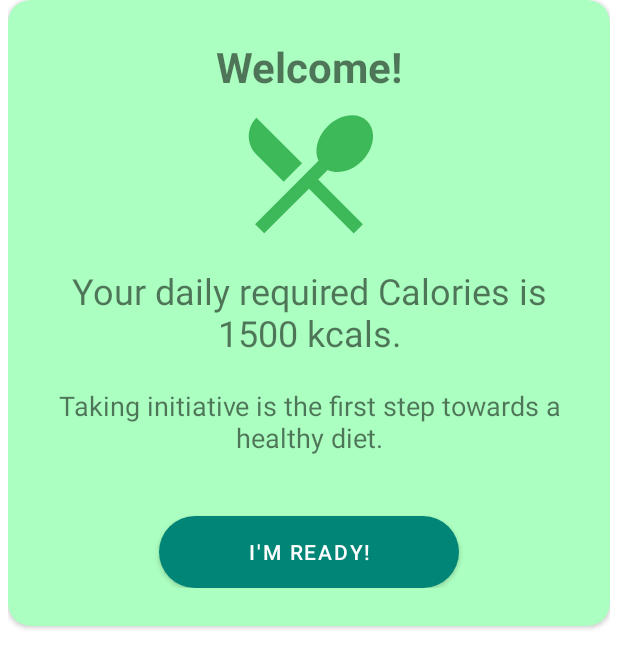
After one commit to kuchekarsonal/getFitApp, an Android app: the layout new_registration_dialog.xml on its own in the app's theme, with its tools: preview values and no code run, on a phone screen of 412 x 824 dp. The commit adds this screen. Shown: the top 668 px of the screen. Run offline under Robolectric (Android 15) with nearby library versions, the phone set to English and light mode, and no system bars.

Commit message:
Better UI New Registration Dialog Box

```diff
--- a/app/src/main/java/com/example/getfit/Diet.java
+++ b/app/src/main/java/com/example/getfit/Diet.java
@@ -5,10 +5,16 @@ import androidx.appcompat.app.AppCompatActivity;
 import androidx.fragment.app.Fragment;
 import androidx.fragment.app.FragmentTransaction;
 
+import android.app.Dialog;
+import android.graphics.Color;
+import android.graphics.drawable.ColorDrawable;
 import android.os.Bundle;
 import android.util.Log;
 import android.view.MenuItem;
+import android.view.View;
+import android.widget.Button;
 import android.widget.FrameLayout;
+import android.widget.TextView;
 import android.widget.Toast;
 
 import com.example.getfit.Fragments.Fragment_Analysis;
@@ -17,6 +23,8 @@ import com.example.getfit.Fragments.Fragment_dietPlan;
 import com.example.getfit.Fragments.Fragment_userProfile;
 import com.example.getfit.Fragments.NewRegistrationDialog;
 import com.google.android.material.bottomnavigation.BottomNavigationView;
+
+import org.w3c.dom.Text;
 
 public class Diet extends AppCompatActivity {
     private BottomNavigationView bottomNavigationView;
@@ -28,7 +36,8 @@ public class Diet extends AppCompatActivity {
     private Fragment_dietPlan fragmentDietPlan;
     private Fragment_Analysis fragmentAnalysis;
     private Fragment_userProfile fragmentUserProfile;
-
+    private TextView caloriesTextView;
+    private Button close;
 
     @Override
     protected void onCreate(Bundle savedInstanceState) {
@@ -90,11 +99,31 @@ public class Diet extends AppCompatActivity {
         if(getIntent().hasExtra("New Registration") && getIntent().hasExtra("Calories")) {
             if (getIntent().getExtras().getBoolean("New Registration")) {
                 //Opening Dialog Box
-                NewRegistrationDialog dialog = new NewRegistrationDialog();
-                Bundle bundle = new Bundle();
-                bundle.putFloat("Calories",getIntent().getExtras().getFloat("Calories"));
-                dialog.setArguments(bundle);
-                dialog.show(getSupportFragmentManager(), "New Registration Dialog");
+//                NewRegistrationDialog dialog = new NewRegistrationDialog();
+//                Bundle bundle = new Bundle();
+//                bundle.putFloat("Calories",getIntent().getExtras().getFloat("Calories"));
+//                dialog.setArguments(bundle);
+//                dialog.show(getSupportFragmentManager(), "New Registration Dialog");
+
+
+                final Dialog newRegDialog = new Dialog(this);
+                newRegDialog.setContentView(R.layout.new_registration_dialog);
+                float calories = getIntent().getExtras().getFloat("Calories");
+                close = newRegDialog.findViewById(R.id.new_reg_dialog_btn);
+                caloriesTextView = newRegDialog.findViewById(R.id.new_reg_calories_value);
+
+                caloriesTextView.setText("Your daily required Calories is "+String.valueOf(calories)+ " kcals.");
+
+                close.setOnClickListener(new View.OnClickListener() {
+                    @Override
+                    public void onClick(View view) {
+                        newRegDialog.dismiss();
+                    }
+                });
+
+                newRegDialog.getWindow().setBackgroundDrawable(new ColorDrawable(Color.TRANSPARENT));
+                newRegDialog.show();
+
 
             }
         }
--- a/app/src/main/java/com/example/getfit/Fragments/Fragment_Home.java
+++ b/app/src/main/java/com/example/getfit/Fragments/Fragment_Home.java
@@ -10,6 +10,7 @@ import android.view.View;
 import android.view.ViewGroup;
 import android.widget.Adapter;
 import android.widget.Button;
+import android.widget.ProgressBar;
 import android.widget.TextView;
 import android.widget.Toast;
 
@@ -54,6 +55,8 @@ public class Fragment_Home extends Fragment {
     private Button addDinnerButton;
 
     private TextView caloriesValue,fatValue, carbsValue, proteinValue;
+
+    private ProgressBar caloriesProgress, fatProgress, carbsProgress, proteinProgress;
 
 
     public Fragment_Home() {
@@ -187,9 +190,9 @@ public class Fragment_Home extends Fragment {
                     List<AddMealItem> addLunchItems = response.body();
 
                     MealAdapter LunchMealAdapter = new MealAdapter(addLunchItems);
-                    recyclerViewBreakfast.setAdapter(LunchMealAdapter);
+                    recyclerViewLunch.setAdapter(LunchMealAdapter);
                     RecyclerView.LayoutManager layoutManagerLunch= new LinearLayoutManager(getActivity());
-                    recyclerViewBreakfast.setLayoutManager(layoutManagerLunch);
+                    recyclerViewLunch.setLayoutManager(layoutManagerLunch);
 
 
                 }
@@ -215,9 +218,9 @@ public class Fragment_Home extends Fragment {
                     List<AddMealItem> addDinnerItems = response.body();
 
                     MealAdapter DinnerMealAdapter = new MealAdapter(addDinnerItems);
-                    recyclerViewBreakfast.setAdapter(DinnerMealAdapter);
+                    recyclerViewDinner.setAdapter(DinnerMealAdapter);
                     RecyclerView.LayoutManager layoutManagerDinner = new LinearLayoutManager(getActivity());
-                    recyclerViewBreakfast.setLayoutManager(layoutManagerDinner);
+                    recyclerViewDinner.setLayoutManager(layoutManagerDinner);
 
 
                 }
--- a/app/src/main/java/com/example/getfit/Retrofit/RetrofitClient.java
+++ b/app/src/main/java/com/example/getfit/Retrofit/RetrofitClient.java
@@ -9,7 +9,7 @@ import retrofit2.converter.scalars.ScalarsConverterFactory;
 
 public class RetrofitClient {
     private static Retrofit instance;
-    private static String BASE_URL = "http://192.168.43.38:3000"; //ip address of our machine
+    private static String BASE_URL = "http://192.168.43.46:3000"; //ip address of our machine
 
     public static Retrofit getInstance(){
         if(instance ==  null)
--- /dev/null
+++ b/app/src/main/res/drawable/button_green_round.xml
@@ -0,0 +1,10 @@
+<?xml version="1.0" encoding="utf-8"?>
+<shape xmlns:android="http://schemas.android.com/apk/res/android"
+    android:shape="rectangle">
+
+    <corners
+        android:radius="50dp"/>
+
+    <solid
+        android:color="@color/colorGreen" />
+</shape>
--- /dev/null
+++ b/app/src/main/res/drawable/ic_local_dining_black.xml
@@ -0,0 +1,9 @@
+<vector xmlns:android="http://schemas.android.com/apk/res/android"
+        android:width="104dp"
+        android:height="104dp"
+        android:viewportWidth="24.0"
+        android:viewportHeight="24.0">
+    <path
+        android:fillColor="@color/colorGreen1"
+        android:pathData="M8.1,13.34l2.83,-2.83L3.91,3.5c-1.56,1.56 -1.56,4.09 0,5.66l4.19,4.18zM14.88,11.53c1.53,0.71 3.68,0.21 5.27,-1.38 1.91,-1.91 2.28,-4.65 0.81,-6.12 -1.46,-1.46 -4.2,-1.1 -6.12,0.81 -1.59,1.59 -2.09,3.74 -1.38,5.27L3.7,19.87l1.41,1.41L12,14.41l6.88,6.88 1.41,-1.41L13.41,13l1.47,-1.47z"/>
+</vector>
--- /dev/null
+++ b/app/src/main/res/layout/new_registration_dialog.xml
@@ -0,0 +1,89 @@
+<?xml version="1.0" encoding="utf-8"?>
+<RelativeLayout xmlns:android="http://schemas.android.com/apk/res/android"
+    android:layout_width="match_parent"
+    android:layout_height="match_parent"
+    xmlns:app="http://schemas.android.com/apk/res-auto"
+    android:layout_marginLeft="5dp"
+    android:layout_marginRight="5dp"
+    android:layout_gravity="center">
+
+    <androidx.cardview.widget.CardView
+        android:layout_width="match_parent"
+        android:layout_height="wrap_content"
+        app:cardCornerRadius="15dp"
+        app:cardBackgroundColor="@color/colorGreenLight"
+        android:layout_alignParentTop="true"
+        android:layout_alignParentLeft="true"
+        android:layout_alignParentStart="true"
+        >
+
+        <LinearLayout
+            android:layout_width="match_parent"
+            android:layout_height="wrap_content"
+            android:orientation="vertical">
+
+            <LinearLayout
+                android:layout_width="match_parent"
+                android:layout_height="wrap_content"
+                android:orientation="vertical"
+                android:layout_marginTop="25dp"
+                android:layout_marginBottom="25dp">
+
+                <TextView
+                    android:layout_width="match_parent"
+                    android:layout_height="wrap_content"
+                    android:layout_marginLeft="20dp"
+                    android:layout_marginRight="20dp"
+                    android:textAlignment="center"
+                    android:textStyle="bold"
+                    android:textSize="28dp"
+                    android:text="Welcome!"/>
+
+                <ImageView
+                    android:layout_width="match_parent"
+                    android:layout_height="wrap_content"
+                    android:layout_marginLeft="20dp"
+                    android:layout_marginRight="20dp"
+                    android:layout_marginBottom="10dp"
+                    android:src="@drawable/ic_local_dining_black"/>
+
+                <TextView
+                    android:id="@+id/new_reg_calories_value"
+                    android:layout_width="match_parent"
+                    android:layout_height="wrap_content"
+                    android:layout_marginLeft="20dp"
+                    android:layout_marginRight="20dp"
+                    android:layout_marginBottom="20dp"
+                    android:textAlignment="center"
+                    android:textSize="24dp"
+                    android:text="Your daily required Calories is 1500 kcals."/>
+
+                <TextView
+                    android:layout_width="match_parent"
+                    android:layout_height="wrap_content"
+                    android:layout_marginLeft="20dp"
+                    android:layout_marginRight="20dp"
+                    android:layout_marginBottom="20dp"
+                    android:textAlignment="center"
+                    android:textSize="18dp"
+                    android:text="Taking initiative is the first step towards a healthy diet."/>
+
+                <Button
+                    android:id="@+id/new_reg_dialog_btn"
+                    android:layout_width="200dp"
+                    android:layout_height="wrap_content"
+                    android:layout_marginTop="20dp"
+                    android:text="I'M READY!"
+                    android:textColor="@color/colorWhite"
+                    android:background="@drawable/button_green_round"
+                    android:layout_gravity="center_horizontal"
+                    />
+
+            </LinearLayout>
+
+        </LinearLayout>
+
+    </androidx.cardview.widget.CardView>
+
+
+</RelativeLayout>
--- a/app/src/main/res/values/colors.xml
+++ b/app/src/main/res/values/colors.xml
@@ -3,5 +3,10 @@
     <color name="colorPrimary">#008577</color>
     <color name="colorPrimaryDark">#00574B</color>
     <color name="colorAccent">#D81B60</color>
+    <color name="colorGreenLight">#abffc0</color>
+    <color name="colorGreen">#247b37</color>
+    <color name="colorGreen1">#3eb959</color>
+    <color name="colorWhite">#ffffff</color>
+    <color name="colorAccent2">#FF4081</color>
 
 </resources>
```
